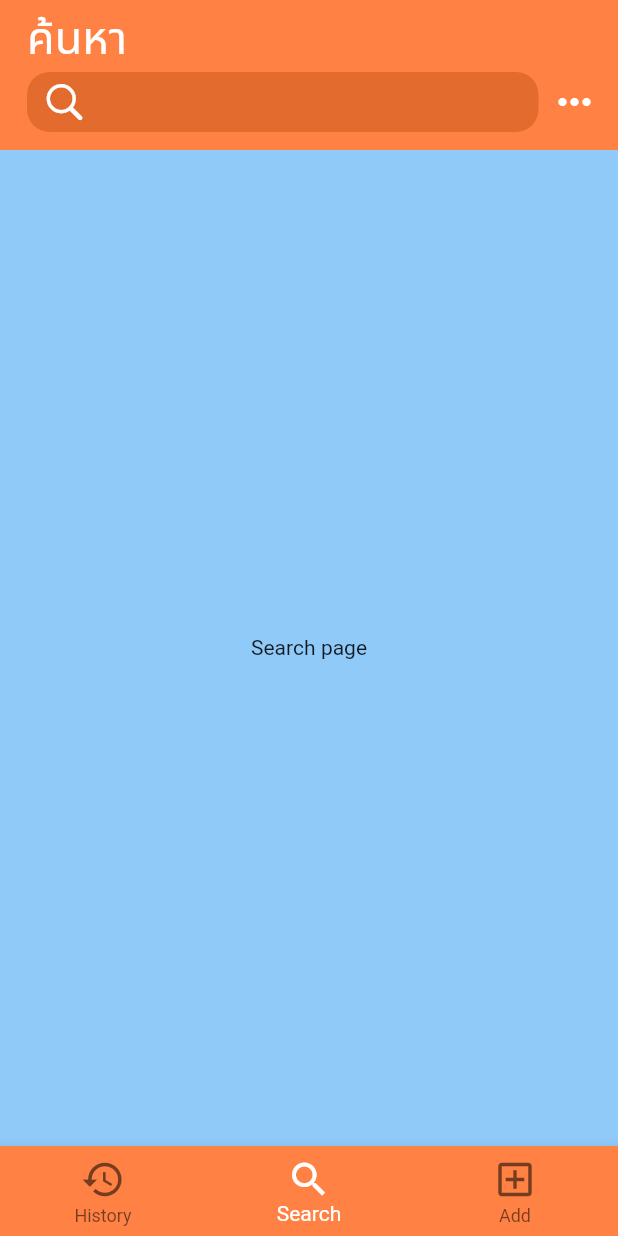
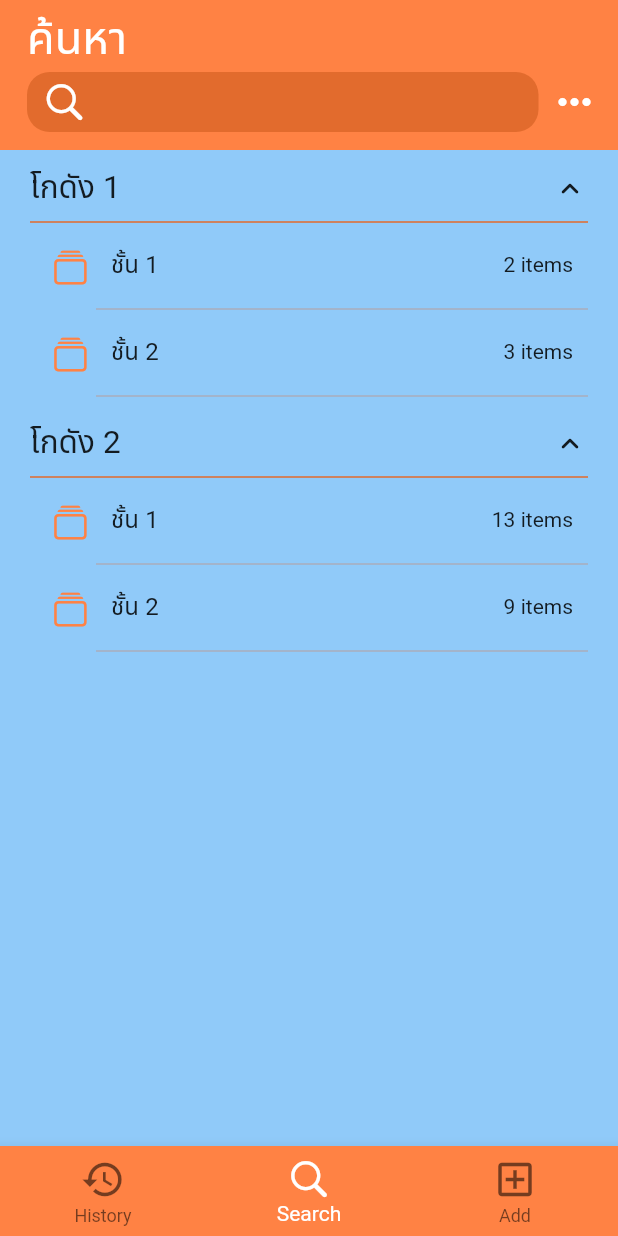
Before and after one commit to ParkSoravee/Stock_Manager_FlutterApp, a Flutter app: the screen it shows after launch, on a phone screen of 412 x 824 dp. Run offline on Flutter 3.47's test engine with Material 2 defaults, Android fonts, the phone set to English and light mode, and no system bars.

Commit message:
added search (home) screen.

```diff
--- a/lib/main.dart
+++ b/lib/main.dart
@@ -1,5 +1,6 @@
 import 'package:flutter/material.dart';
 import 'package:flutter_stock_manager/providers/history.dart';
+import 'package:flutter_stock_manager/providers/warehouses.dart';
 import 'package:provider/provider.dart';
 
 import 'providers/holding_item.dart';
@@ -21,6 +22,9 @@ class MyApp extends StatelessWidget {
         ),
         ChangeNotifierProvider(
           create: (ctx) => HoldingItems(),
+        ),
+        ChangeNotifierProvider(
+          create: (ctx) => WareHouses(),
         ),
       ],
       child: MaterialApp(
--- /dev/null
+++ b/lib/providers/warehouses.dart
@@ -0,0 +1,57 @@
+import 'package:flutter/cupertino.dart';
+import 'package:flutter_stock_manager/utils/item.dart';
+
+class WareHouse {
+  final String id;
+  final List<int> floor;
+
+  WareHouse(this.id, this.floor);
+}
+
+class Zone {
+  final String id;
+  final int itemCount;
+
+  Zone(this.id, this.itemCount);
+}
+
+class WareHouses with ChangeNotifier {
+  final List<WareHouse> _items = [
+    WareHouse('1', [2, 3]),
+    WareHouse('2', [13, 9]),
+  ];
+
+  List<WareHouse> get items {
+    return [..._items];
+  }
+
+  void fetchWareHouse() {
+    print('fetch warehouse');
+  }
+
+  List<Zone> fetchZones() {
+    print('fetch zone');
+    return [
+      Zone('A', 5),
+      Zone('B', 10),
+    ];
+  }
+
+  List<Item> fetchItems() {
+    print('fetch items');
+    return [
+      Item(
+        id: '1',
+        itemId: '123456',
+        itemTitle: 'ยาสีฟันแปรงไม่สะอาด',
+        date: DateTime.parse('2021-11-05T16:36:40.818110'),
+      ),
+      Item(
+        id: '2',
+        itemId: '234567',
+        itemTitle: 'มะม่วงดองน้ำปลา',
+        date: DateTime.parse('2021-11-04T16:37:40.818110'),
+      ),
+    ];
+  }
+}
--- a/lib/screens/home_screen.dart
+++ b/lib/screens/home_screen.dart
@@ -1,6 +1,6 @@
 import 'package:flutter/cupertino.dart';
 import 'package:flutter/material.dart';
-import 'package:flutter_stock_manager/utils/bottom_navigation.dart';
+import 'package:flutter_stock_manager/widgets/bottom_navigation.dart';
 
 import 'add_screen.dart';
 import 'history_screen.dart';
--- a/lib/screens/search_screen.dart
+++ b/lib/screens/search_screen.dart
@@ -1,12 +1,26 @@
 import 'package:flutter/material.dart';
+import 'package:flutter_stock_manager/providers/warehouses.dart';
+import 'package:flutter_stock_manager/widgets/warehouse_list.dart';
+import 'package:provider/provider.dart';
 
-class SearchScreen extends StatelessWidget {
+class SearchScreen extends StatefulWidget {
   const SearchScreen({Key? key}) : super(key: key);
 
   @override
+  State<SearchScreen> createState() => _SearchScreenState();
+}
+
+class _SearchScreenState extends State<SearchScreen> {
+  @override
+  void initState() {
+    Provider.of<WareHouses>(context, listen: false).fetchWareHouse();
+    super.initState();
+  }
+
+  @override
   Widget build(BuildContext context) {
-    return Center(
-      child: Text('Search page'),
-    );
+    final loadedWareHouse =
+        Provider.of<WareHouses>(context, listen: false).items;
+    return WareHouseLists(loadedWareHouse);
   }
 }
--- /dev/null
+++ b/lib/utils/item.dart
@@ -0,0 +1,13 @@
+class Item {
+  final String id;
+  final String itemId;
+  final String itemTitle;
+  final DateTime date;
+
+  Item({
+    required this.id,
+    required this.itemId,
+    required this.itemTitle,
+    required this.date,
+  });
+}
--- a/lib/utils/bottom_navigation.dart
+++ b/lib/widgets/bottom_navigation.dart
@@ -1,3 +1,4 @@
+import 'package:flutter/cupertino.dart';
 import 'package:flutter/material.dart';
 
 class CustomBottomNavigationBar extends StatelessWidget {
@@ -27,7 +28,7 @@ class CustomBottomNavigationBar extends StatelessWidget {
         BottomNavigationBarItem(
           label: 'Search',
           icon: Icon(
-            Icons.search,
+            CupertinoIcons.search,
           ),
         ),
         BottomNavigationBarItem(
--- /dev/null
+++ b/lib/widgets/floor_item.dart
@@ -0,0 +1,61 @@
+import 'package:flutter/cupertino.dart';
+import 'package:flutter/material.dart';
+import 'package:flutter_stock_manager/screens/main_detail_screen.dart';
+import 'package:flutter_stock_manager/widgets/zone_lists.dart';
+
+class FloorItem extends StatelessWidget {
+  final int floor;
+  final String wareHouseId;
+  final int itemCount;
+  const FloorItem(this.floor, this.wareHouseId, this.itemCount, {Key? key})
+      : super(key: key);
+
+  @override
+  Widget build(BuildContext context) {
+    return InkWell(
+      onTap: () {
+        Navigator.of(context).push(
+          MaterialPageRoute(
+            builder: (ctx) => MainDetailScreen(
+              title: 'ชั้น ${floor + 1}',
+              backTitle: 'โกดัง $wareHouseId',
+              showScreen: ZoneLists(floor + 1),
+            ),
+          ),
+        );
+      },
+      child: Padding(
+        padding: const EdgeInsets.only(left: 15.0),
+        child: Row(
+          mainAxisSize: MainAxisSize.min,
+          children: [
+            Icon(
+              CupertinoIcons.rectangle_stack,
+              color: Theme.of(context).primaryColor,
+            ),
+            const SizedBox(
+              width: 5,
+            ),
+            Expanded(
+              child: Column(
+                mainAxisSize: MainAxisSize.min,
+                children: [
+                  ListTile(
+                    contentPadding: const EdgeInsets.symmetric(horizontal: 10),
+                    title: Text('ชั้น ${floor + 1}'),
+                    trailing: Text('$itemCount items'),
+                  ),
+                  Divider(
+                    height: 2,
+                    thickness: 0.3,
+                    color: Theme.of(context).colorScheme.secondary,
+                  ),
+                ],
+              ),
+            ),
+          ],
+        ),
+      ),
+    );
+  }
+}
--- a/lib/widgets/history_list_tile.dart
+++ b/lib/widgets/history_list_tile.dart
@@ -17,6 +17,8 @@ class HistoryListTile extends StatelessWidget {
         Navigator.of(context).push(
           MaterialPageRoute(
             builder: (ctx) => MainDetailScreen(
+              title: 'รายละเอียด',
+              backTitle: 'ประวัติ',
               showScreen: HistoryDetailScreen(
                 historyItems: historyItems,
               ),
--- /dev/null
+++ b/lib/widgets/item_lists.dart
@@ -0,0 +1,45 @@
+import 'package:flutter/material.dart';
+import 'package:flutter_stock_manager/providers/warehouses.dart';
+import 'package:flutter_stock_manager/utils/item.dart';
+import 'package:provider/provider.dart';
+
+import 'item_list_tile.dart';
+
+class ItemLists extends StatefulWidget {
+  const ItemLists({Key? key}) : super(key: key);
+
+  @override
+  State<ItemLists> createState() => _ItemListsState();
+}
+
+class _ItemListsState extends State<ItemLists> {
+  late final List<Item> items;
+
+  @override
+  void initState() {
+    // fetch items
+    items = Provider.of<WareHouses>(context, listen: false).fetchItems();
+    super.initState();
+  }
+
+  @override
+  Widget build(BuildContext context) {
+    return ListView.builder(
+      itemCount: items.length,
+      itemBuilder: (ctx, i) => Padding(
+        padding: const EdgeInsets.symmetric(horizontal: 0),
+        child: InkWell(
+          onTap: () {},
+          child: Padding(
+            padding: const EdgeInsets.symmetric(horizontal: 15.0),
+            child: ItemListTile(
+              itemId: items[i].itemId,
+              itemTitle: items[i].itemTitle,
+              date: items[i].date,
+            ),
+          ),
+        ),
+      ),
+    );
+  }
+}
--- /dev/null
+++ b/lib/widgets/warehouse_item.dart
@@ -0,0 +1,62 @@
+import 'package:flutter/cupertino.dart';
+import 'package:flutter/material.dart';
+import 'package:flutter_stock_manager/providers/warehouses.dart';
+import 'package:flutter_stock_manager/widgets/floor_item.dart';
+
+class WareHouseItem extends StatefulWidget {
+  final WareHouse wareHouse;
+  const WareHouseItem({
+    Key? key,
+    required this.wareHouse,
+  }) : super(key: key);
+
+  @override
+  _WareHouseItemState createState() => _WareHouseItemState();
+}
+
+class _WareHouseItemState extends State<WareHouseItem> {
+  var isExpand = true;
+  @override
+  Widget build(BuildContext context) {
+    return Container(
+      padding: const EdgeInsets.symmetric(horizontal: 20, vertical: 5),
+      child: Column(
+        children: [
+          GestureDetector(
+            onTap: () {
+              setState(() {
+                isExpand = !isExpand;
+              });
+            },
+            child: Container(
+              color: Colors.transparent,
+              padding: const EdgeInsets.symmetric(vertical: 5),
+              child: Row(
+                mainAxisAlignment: MainAxisAlignment.spaceBetween,
+                children: [
+                  Text(
+                    'โกดัง ${widget.wareHouse.id}',
+                    style: const TextStyle(fontSize: 21),
+                  ),
+                  Icon(
+                    isExpand
+                        ? Icons.expand_less_rounded
+                        : Icons.expand_more_rounded,
+                  ),
+                ],
+              ),
+            ),
+          ),
+          Divider(
+            height: 2,
+            thickness: 1,
+            color: Theme.of(context).colorScheme.secondary,
+          ),
+          if (isExpand)
+            for (var i = 0; i < widget.wareHouse.floor.length; i++)
+              FloorItem(i, widget.wareHouse.id, widget.wareHouse.floor[i]),
+        ],
+      ),
+    );
+  }
+}
--- /dev/null
+++ b/lib/widgets/warehouse_list.dart
@@ -0,0 +1,17 @@
+import 'package:flutter/material.dart';
+import 'package:flutter_stock_manager/providers/warehouses.dart';
+
+import 'warehouse_item.dart';
+
+class WareHouseLists extends StatelessWidget {
+  final List<WareHouse> loadedWareHouse;
+  const WareHouseLists(this.loadedWareHouse, {Key? key}) : super(key: key);
+
+  @override
+  Widget build(BuildContext context) {
+    return ListView.builder(
+      itemCount: loadedWareHouse.length,
+      itemBuilder: (ctx, i) => WareHouseItem(wareHouse: loadedWareHouse[i]),
+    );
+  }
+}
```
Also changed, not shown: lib/screens/add_screen.dart (+6 -6 lines), lib/screens/main_detail_screen.dart (+12 -7 lines), lib/widgets/zone_item.dart (added, +63 -0 lines), lib/widgets/zone_lists.dart (added, +41 -0 lines).
